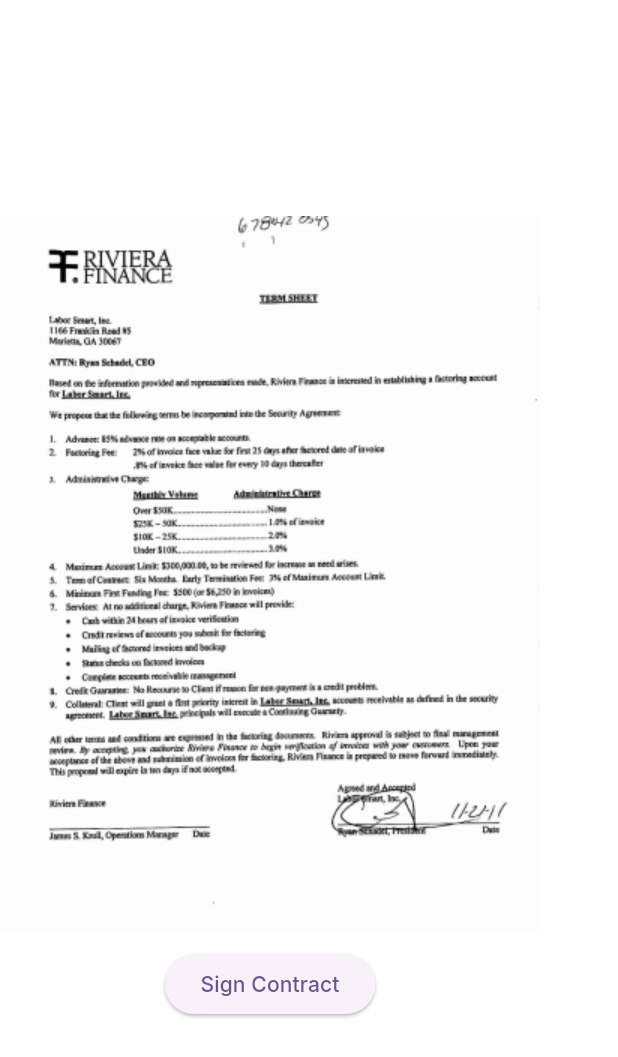
After one commit to rithin-prakash/tap_invest, a Flutter app: the SignContractPage screen opened directly, on a phone screen of 412 x 824 dp. The commit adds this screen. Shown: the top 1057 px of the screen. Run offline on Flutter 3.47's test engine with Material 3 defaults, Android fonts, the light colour scheme and no system bars; our stand-ins replace flutter_svg; missing offline and left inert: swipeable_button.

Commit message:
sign contract page, assetss

```diff
--- a/lib/core/assets_images.dart
+++ b/lib/core/assets_images.dart
@@ -1,6 +1,9 @@
 class AssetImages {
   static const String _svgPath = 'assets/svgs/';
+  static const String _imagePath = 'assets/images/';
 
   static const String companyLogo = '${_svgPath}t_logo.svg';
   static const String googleLogo = '${_svgPath}google-logo.svg';
+
+  static const String contractPng = '${_imagePath}contract.png';
 }
--- /dev/null
+++ b/lib/pages/sign_contract/sign_contract_page.dart
@@ -0,0 +1,27 @@
+import 'package:flutter/material.dart';
+import 'package:tap_invest/core/assets_images.dart';
+import 'package:tap_invest/core/shared_widgets/button_normal.dart';
+
+class SignContractPage extends StatelessWidget {
+  const SignContractPage({super.key});
+
+  @override
+  Widget build(BuildContext context) {
+    return Scaffold(
+      backgroundColor: Colors.white,
+      body: SafeArea(
+        child: Column(
+          mainAxisAlignment: MainAxisAlignment.center,
+          children: [
+            Image.asset(AssetImages.contractPng),
+            const SizedBox(height: 12),
+            ButtonNormal(
+              onPressed: () {},
+              title: 'Sign Contract',
+            )
+          ],
+        ),
+      ),
+    );
+  }
+}
--- a/pubspec.yaml
+++ b/pubspec.yaml
@@ -66,6 +66,7 @@
   assets:
     - assets/svgs/
     - assets/lottie/
+    - assets/images/
 
   # An image asset can refer to one or more resolution-specific "variants", see
   # https://flutter.dev/assets-and-images/#resolution-aware
```
Also changed, not shown: assets/images/contract.png (added).
